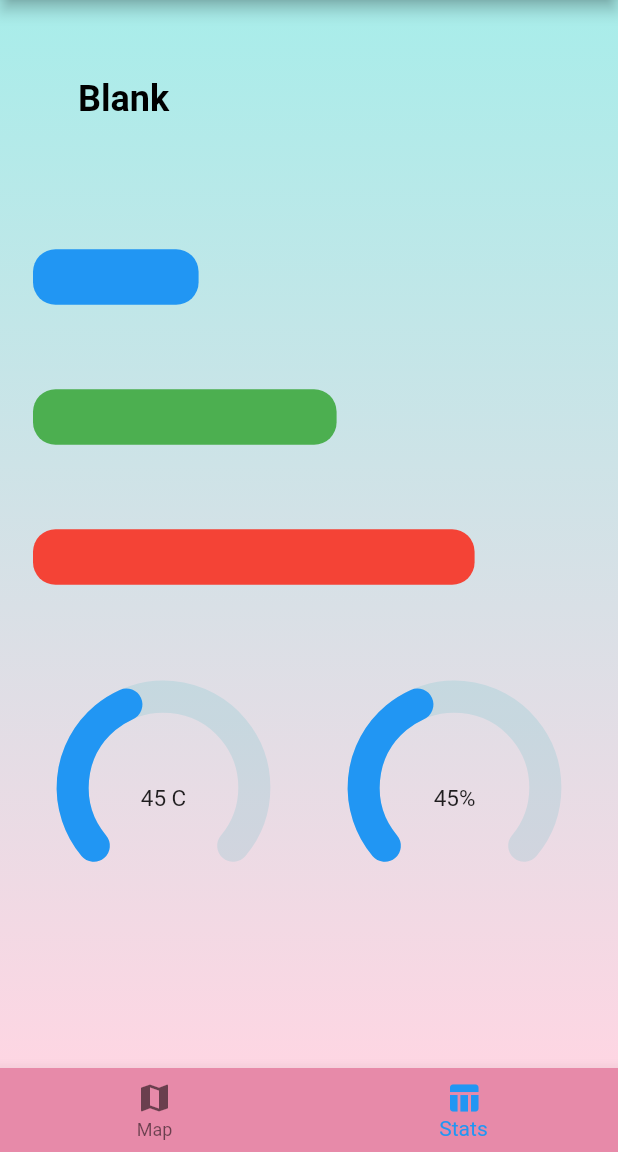
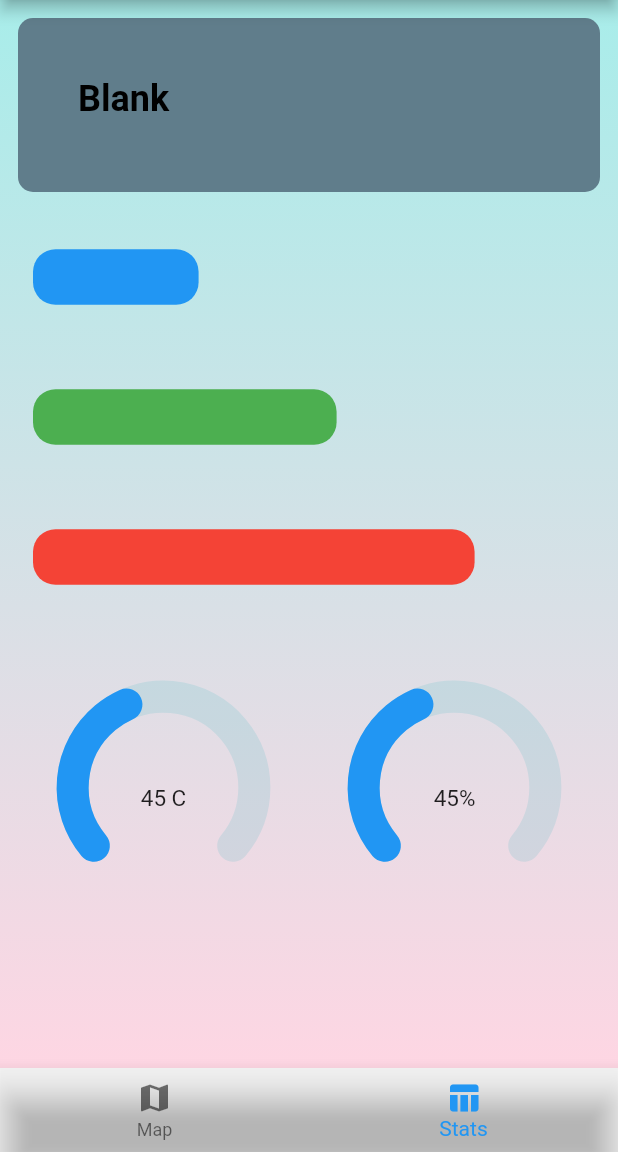
Before and after one commit to adiv1kram/Soil_Fertility_Appliaction, a Flutter app: the statpagescreen screen opened directly, item 2 of the bottom bar chosen, on a phone screen of 412 x 824 dp, the part 84-1236 px from its top. Run offline on Flutter 3.47's test engine with Material 2 defaults, Android fonts, the phone set to English and light mode, and no system bars; drawn by our look-alikes of syncfusion_flutter_gauges; our stand-ins replace google_maps_flutter, syncfusion_flutter_charts.

Commit message:
basic designing

```diff
--- a/lib/screens/statpagescreen.dart
+++ b/lib/screens/statpagescreen.dart
@@ -32,7 +32,7 @@ class _statpagescreen extends State<statpagescreen> {
       ),
       body: _children[myIndex],
       bottomNavigationBar: BottomNavigationBar(
-        backgroundColor: Color.fromARGB(255, 231, 138, 169),
+        backgroundColor: Colors.transparent,
         currentIndex: myIndex,
         onTap: onTabTapped,
         items: const [
--- a/lib/screens/statsscreen.dart
+++ b/lib/screens/statsscreen.dart
@@ -31,10 +31,12 @@ class _StatScreenState extends State<StatScreen> {
           child: Column(
             children: [
               HorizontalCard(
-                  title: "Blank",
-                  body: const Text(
-                    "Blank",
-                  )),
+                title: "Blank",
+                body: const Text(
+                  "Blank",
+                ),
+                backgroundColor: Colors.blueGrey,
+              ),
               HorizontalBarGraph(),
               AspectRatio(
                 aspectRatio: 2,
```
